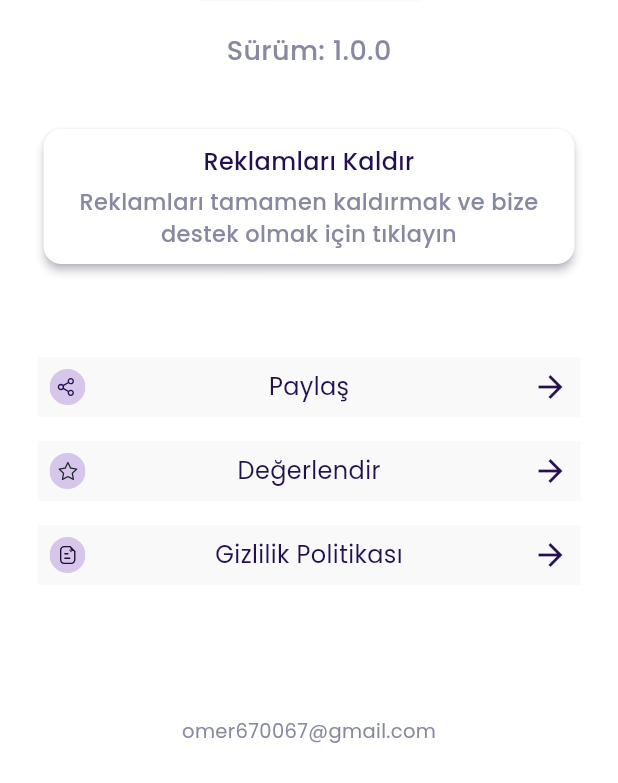
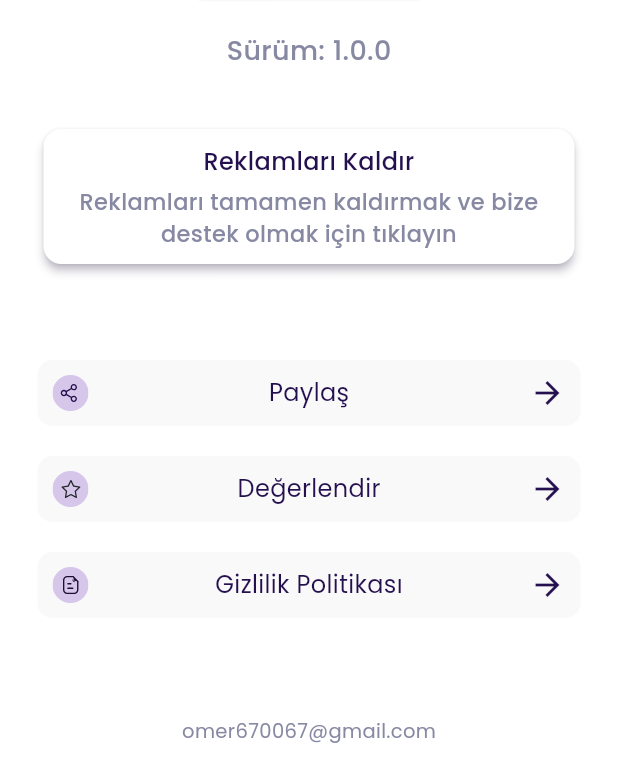
Before and after one commit to ruwiss/dini_atlas, a Flutter app: the AboutView screen opened directly, on a phone screen of 412 x 824 dp, the part 453-1236 px from its top. Run offline on Flutter 3.47's test engine with Material 3 defaults, Android fonts, the phone set to English and light mode, and no system bars; our stand-ins replace audioplayers, connectivity_plus, dio, firebase_analytics, firebase_core, firebase_crashlytics and 19 more; missing offline and left inert: android_alarm_manager_plus, app_settings, feedback, feedback_gitlab, flutter_qiblah, in_app_update and 1 more; accounts and stored records are empty; generated files the repository leaves out were written again.

Commit message:
about page ui

```diff
--- a/dini_atlas/lib/ui/views/about/about_view.dart
+++ b/dini_atlas/lib/ui/views/about/about_view.dart
@@ -70,14 +70,17 @@ class AboutView extends StackedView<AboutViewModel> {
   Padding _aboutTileWidget(
       {required String svg, required String text, VoidCallback? onTap}) {
     return Padding(
-      padding: const EdgeInsets.symmetric(vertical: 8),
+      padding: const EdgeInsets.symmetric(vertical: 10),
       child: InkWell(
         onTap: onTap,
         borderRadius: borderRadiusMedium,
         highlightColor: kcPrimaryColorLight.withOpacity(.15),
         child: Ink(
-          color: kcGrayColorLightSoft,
-          padding: const EdgeInsets.all(8),
+          decoration: BoxDecoration(
+            color: kcGrayColorLightSoft,
+            borderRadius: borderRadiusMedium,
+          ),
+          padding: const EdgeInsets.all(10),
           child: Row(
             mainAxisAlignment: MainAxisAlignment.spaceBetween,
             children: [
```
